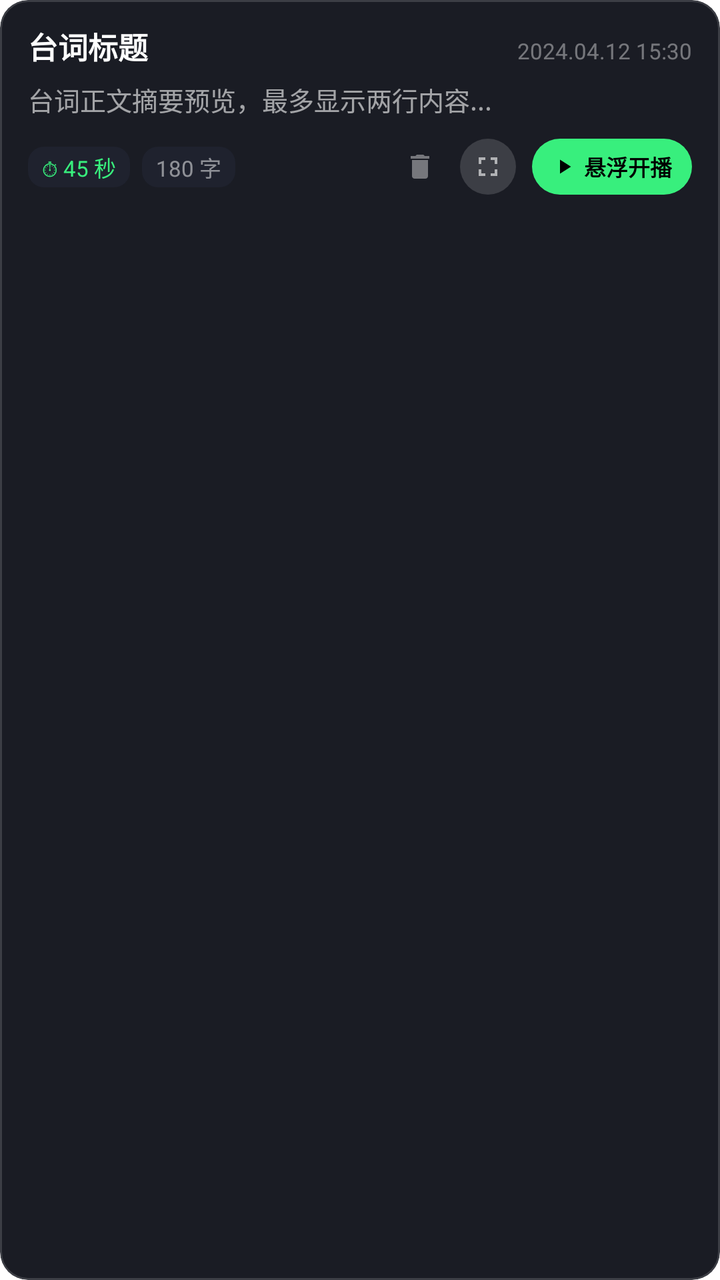
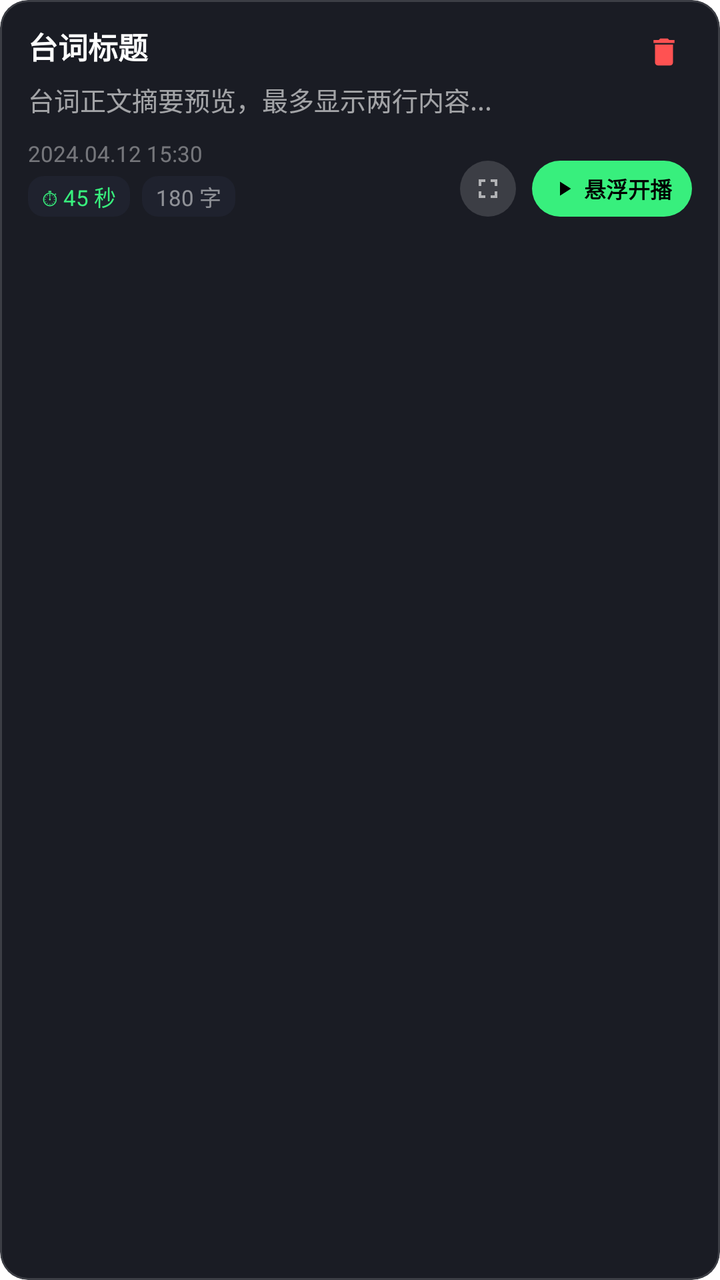

Two renders of the same Android screen: before a commit and after it. Below are the layout's source before the change and the commit's diff.
<!-- AndroidManifest.xml: application theme Theme.TeleprompterPure -->
<!-- res/layout/item_script_draft.xml -->
<?xml version="1.0" encoding="utf-8"?>
<com.google.android.material.card.MaterialCardView
    xmlns:android="http://schemas.android.com/apk/res/android"
    xmlns:app="http://schemas.android.com/apk/res-auto"
    android:id="@+id/card_script_item"
    android:layout_width="match_parent"
    android:layout_height="wrap_content"
    android:layout_marginBottom="8dp"
    app:cardBackgroundColor="#1A1C24"
    app:cardCornerRadius="14dp"
    app:cardElevation="0dp"
    app:strokeColor="#26FFFFFF"
    app:strokeWidth="1dp">

    <androidx.constraintlayout.widget.ConstraintLayout
        android:layout_width="match_parent"
        android:layout_height="wrap_content"
        android:paddingHorizontal="14dp"
        android:paddingVertical="12dp">

        
        <TextView
            android:id="@+id/tv_title"
            android:layout_width="0dp"
            android:layout_height="wrap_content"
            android:ellipsize="end"
            android:maxLines="1"
            android:text="台词标题"
            android:textColor="#FFFFFF"
            android:textSize="15sp"
            android:textStyle="bold"
            app:layout_constraintEnd_toStartOf="@id/tv_date"
            app:layout_constraintStart_toStartOf="parent"
            app:layout_constraintTop_toTopOf="parent" />

        
        <TextView
            android:id="@+id/tv_date"
            android:layout_width="wrap_content"
            android:layout_height="wrap_content"
            android:layout_marginStart="8dp"
            android:singleLine="true"
            android:text="2024.04.12 15:30"
            android:textColor="#66FFFFFF"
            android:textSize="11sp"
            app:layout_constraintBaseline_toBaselineOf="@id/tv_title"
            app:layout_constraintEnd_toEndOf="parent" />

        
        <TextView
            android:id="@+id/tv_preview"
            android:layout_width="match_parent"
            android:layout_height="wrap_content"
            android:layout_marginTop="6dp"
            android:ellipsize="end"
            android:lineSpacingExtra="2dp"
            android:maxLines="2"
            android:text="台词正文摘要预览，最多显示两行内容..."
            android:textColor="#99FFFFFF"
            android:textSize="13sp"
            app:layout_constraintStart_toStartOf="parent"
            app:layout_constraintEnd_toEndOf="parent"
            app:layout_constraintTop_toBottomOf="@id/tv_title" />

        
        <LinearLayout
            android:id="@+id/ll_tags"
            android:layout_width="wrap_content"
            android:layout_height="wrap_content"
            android:layout_marginTop="10dp"
            android:gravity="center_vertical"
            android:orientation="horizontal"
            app:layout_constraintBottom_toBottomOf="parent"
            app:layout_constraintStart_toStartOf="parent"
            app:layout_constraintTop_toBottomOf="@id/tv_preview">

            <TextView
                android:id="@+id/tv_duration_tag"
                android:layout_width="wrap_content"
                android:layout_height="wrap_content"
                android:background="@drawable/bg_tag_pill"
                android:paddingHorizontal="7dp"
                android:paddingVertical="2dp"
                android:text="⏱ 45 秒"
                android:textColor="#38EF7D"
                android:textSize="11sp" />

            <TextView
                android:id="@+id/tv_words_tag"
                android:layout_width="wrap_content"
                android:layout_height="wrap_content"
                android:layout_marginStart="6dp"
                android:background="@drawable/bg_tag_pill"
                android:paddingHorizontal="7dp"
                android:paddingVertical="2dp"
                android:text="180 字"
                android:textColor="#80FFFFFF"
                android:textSize="11sp" />
        </LinearLayout>

        
        <LinearLayout
            android:id="@+id/ll_actions"
            android:layout_width="wrap_content"
            android:layout_height="wrap_content"
            android:gravity="center_vertical"
            android:orientation="horizontal"
            app:layout_constraintBottom_toBottomOf="@id/ll_tags"
            app:layout_constraintEnd_toEndOf="parent"
            app:layout_constraintTop_toTopOf="@id/ll_tags">

            
            <ImageView
                android:id="@+id/btn_delete"
                android:layout_width="28dp"
                android:layout_height="28dp"
                android:padding="6dp"
                android:src="@drawable/ic_delete"
                app:tint="#66FFFFFF"
                android:background="?android:attr/selectableItemBackgroundBorderless"
                android:contentDescription="删除台词" />

            
            <ImageView
                android:id="@+id/btn_board"
                android:layout_width="28dp"
                android:layout_height="28dp"
                android:layout_marginStart="6dp"
                android:background="@drawable/bg_segmented_capsule"
                android:padding="6dp"
                android:src="@drawable/ic_fullscreen"
                app:tint="#99FFFFFF"
                android:contentDescription="全屏提词板" />

            
            <LinearLayout
                android:id="@+id/btn_float"
                android:layout_width="wrap_content"
                android:layout_height="28dp"
                android:layout_marginStart="8dp"
                android:background="@drawable/bg_btn_accent_pill"
                android:gravity="center"
                android:paddingHorizontal="10dp"
                android:orientation="horizontal">

                <ImageView
                    android:layout_width="12dp"
                    android:layout_height="12dp"
                    android:src="@drawable/ic_play"
                    android:tint="#000000"
                    app:tint="#000000" />

                <TextView
                    android:layout_width="wrap_content"
                    android:layout_height="wrap_content"
                    android:layout_marginStart="4dp"
                    android:text="悬浮开播"
                    android:textColor="#000000"
                    android:textSize="11sp"
                    android:textStyle="bold" />
            </LinearLayout>
        </LinearLayout>

    </androidx.constraintlayout.widget.ConstraintLayout>

</com.google.android.material.card.MaterialCardView>
<!-- resources referenced by this layout -->
<resources>
  <!-- drawable bg_btn_accent_pill (drawable) -->
  <?xml version="1.0" encoding="utf-8"?>
  <shape xmlns:android="http://schemas.android.com/apk/res/android"
      android:shape="rectangle">
      <solid android:color="#38EF7D" />
      <corners android:radius="17dp" />
  </shape>
  <!-- drawable bg_segmented_capsule (drawable) -->
  <?xml version="1.0" encoding="utf-8"?>
  <shape xmlns:android="http://schemas.android.com/apk/res/android"
      android:shape="rectangle">
      <solid android:color="#26FFFFFF" />
      <corners android:radius="15dp" />
  </shape>
  <!-- drawable bg_tag_pill (drawable) -->
  <?xml version="1.0" encoding="utf-8"?>
  <shape xmlns:android="http://schemas.android.com/apk/res/android"
      android:shape="rectangle">
      <solid android:color="#1F222E" />
      <corners android:radius="8dp" />
  </shape>
  <!-- drawable ic_delete (drawable) -->
  <vector xmlns:android="http://schemas.android.com/apk/res/android"
      android:width="24dp"
      android:height="24dp"
      android:viewportWidth="24"
      android:viewportHeight="24">
      <path
          android:fillColor="#FFFFFFFF"
          android:pathData="M6,19c0,1.1 0.9,2 2,2h8c1.1,0 2,-0.9 2,-2V7H6v12zM19,4h-3.5l-1,-1h-5l-1,1H5v2h14V4z" />
  </vector>
  <!-- drawable ic_fullscreen (drawable) -->
  <vector xmlns:android="http://schemas.android.com/apk/res/android"
      android:width="24dp"
      android:height="24dp"
      android:viewportWidth="24"
      android:viewportHeight="24">
      <path
          android:fillColor="#FFFFFFFF"
          android:pathData="M7,14H5v5h5v-2H7v-3zm-2,-4h2V7h3V5H5v5zm12,7h-3v2h5v-5h-2v3zM14,5v2h3v3h2V5h-5z" />
  </vector>
  <!-- drawable ic_play (drawable) -->
  <vector xmlns:android="http://schemas.android.com/apk/res/android"
      android:width="24dp"
      android:height="24dp"
      android:viewportWidth="24"
      android:viewportHeight="24">
    <path
        android:fillColor="#000000"
        android:pathData="M8,5v14l11,-7z"/>
  </vector>
  <style name="Theme.TeleprompterPure" parent="Theme.MaterialComponents.DayNight.NoActionBar">
          <item name="colorPrimary">#38EF7D</item>
          <item name="colorPrimaryVariant">#2CD66C</item>
          <item name="colorOnPrimary">#000000</item>
          <item name="android:statusBarColor">#0F1015</item>
          <item name="android:navigationBarColor">#0F1015</item>
      </style>
</resources>

<!-- the commit's change to res/layout/item_script_draft.xml (unified diff, before → after) -->
@@ -23,28 +23,29 @@
             android:id="@+id/tv_title"
             android:layout_width="0dp"
             android:layout_height="wrap_content"
+            android:layout_marginEnd="10dp"
             android:ellipsize="end"
             android:maxLines="1"
             android:text="台词标题"
             android:textColor="#FFFFFF"
             android:textSize="15sp"
             android:textStyle="bold"
-            app:layout_constraintEnd_toStartOf="@id/tv_date"
+            app:layout_constraintEnd_toStartOf="@id/btn_delete"
             app:layout_constraintStart_toStartOf="parent"
             app:layout_constraintTop_toTopOf="parent" />
 
         
-        <TextView
-            android:id="@+id/tv_date"
-            android:layout_width="wrap_content"
-            android:layout_height="wrap_content"
-            android:layout_marginStart="8dp"
-            android:singleLine="true"
-            android:text="2024.04.12 15:30"
-            android:textColor="#66FFFFFF"
-            android:textSize="11sp"
-            app:layout_constraintBaseline_toBaselineOf="@id/tv_title"
-            app:layout_constraintEnd_toEndOf="parent" />
+        <ImageView
+            android:id="@+id/btn_delete"
+            android:layout_width="28dp"
+            android:layout_height="28dp"
+            android:padding="5dp"
+            android:src="@drawable/ic_delete"
+            app:tint="#FF5252"
+            android:background="?android:attr/selectableItemBackgroundBorderless"
+            android:contentDescription="删除台词"
+            app:layout_constraintEnd_toEndOf="parent"
+            app:layout_constraintTop_toTopOf="parent" />
 
         
         <TextView
@@ -64,38 +65,59 @@
 
         
         <LinearLayout
-            android:id="@+id/ll_tags"
-            android:layout_width="wrap_content"
+            android:id="@+id/ll_left_info"
+            android:layout_width="0dp"
             android:layout_height="wrap_content"
             android:layout_marginTop="10dp"
-            android:gravity="center_vertical"
-            android:orientation="horizontal"
+            android:layout_marginEnd="10dp"
+            android:orientation="vertical"
             app:layout_constraintBottom_toBottomOf="parent"
+            app:layout_constraintEnd_toStartOf="@id/ll_actions"
             app:layout_constraintStart_toStartOf="parent"
             app:layout_constraintTop_toBottomOf="@id/tv_preview">
 
+            
             <TextView
-                android:id="@+id/tv_duration_tag"
+                android:id="@+id/tv_date"
                 android:layout_width="wrap_content"
                 android:layout_height="wrap_content"
-                android:background="@drawable/bg_tag_pill"
-                android:paddingHorizontal="7dp"
-                android:paddingVertical="2dp"
-                android:text="⏱ 45 秒"
-                android:textColor="#38EF7D"
+                android:layout_marginBottom="4dp"
+                android:singleLine="true"
+                android:text="2024.04.12 15:30"
+                android:textColor="#66FFFFFF"
                 android:textSize="11sp" />
 
-            <TextView
-                android:id="@+id/tv_words_tag"
+            
+            <LinearLayout
+                android:id="@+id/ll_tags"
                 android:layout_width="wrap_content"
                 android:layout_height="wrap_content"
-                android:layout_marginStart="6dp"
-                android:background="@drawable/bg_tag_pill"
-                android:paddingHorizontal="7dp"
-                android:paddingVertical="2dp"
-                android:text="180 字"
-                android:textColor="#80FFFFFF"
-                android:textSize="11sp" />
+                android:gravity="center_vertical"
+                android:orientation="horizontal">
+
+                <TextView
+                    android:id="@+id/tv_duration_tag"
+                    android:layout_width="wrap_content"
+                    android:layout_height="wrap_content"
+                    android:background="@drawable/bg_tag_pill"
+                    android:paddingHorizontal="7dp"
+                    android:paddingVertical="2dp"
+                    android:text="⏱ 45 秒"
+                    android:textColor="#38EF7D"
+                    android:textSize="11sp" />
+
+                <TextView
+                    android:id="@+id/tv_words_tag"
+                    android:layout_width="wrap_content"
+                    android:layout_height="wrap_content"
+                    android:layout_marginStart="6dp"
+                    android:background="@drawable/bg_tag_pill"
+                    android:paddingHorizontal="7dp"
+                    android:paddingVertical="2dp"
+                    android:text="180 字"
+                    android:textColor="#80FFFFFF"
+                    android:textSize="11sp" />
+            </LinearLayout>
         </LinearLayout>
 
         
@@ -105,27 +127,14 @@
             android:layout_height="wrap_content"
             android:gravity="center_vertical"
             android:orientation="horizontal"
-            app:layout_constraintBottom_toBottomOf="@id/ll_tags"
-            app:layout_constraintEnd_toEndOf="parent"
-            app:layout_constraintTop_toTopOf="@id/ll_tags">
-
-            
-            <ImageView
-                android:id="@+id/btn_delete"
-                android:layout_width="28dp"
-                android:layout_height="28dp"
-                android:padding="6dp"
-                android:src="@drawable/ic_delete"
-                app:tint="#66FFFFFF"
-                android:background="?android:attr/selectableItemBackgroundBorderless"
-                android:contentDescription="删除台词" />
+            app:layout_constraintBottom_toBottomOf="parent"
+            app:layout_constraintEnd_toEndOf="parent">
 
             
             <ImageView
                 android:id="@+id/btn_board"
                 android:layout_width="28dp"
                 android:layout_height="28dp"
-                android:layout_marginStart="6dp"
                 android:background="@drawable/bg_segmented_capsule"
                 android:padding="6dp"
                 android:src="@drawable/ic_fullscreen"
